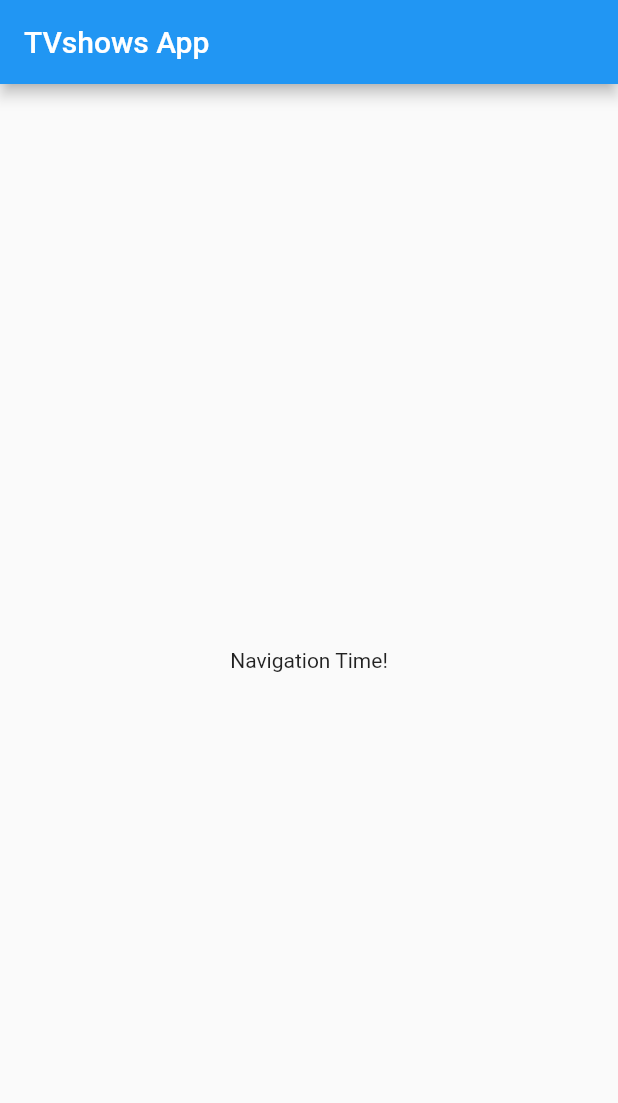
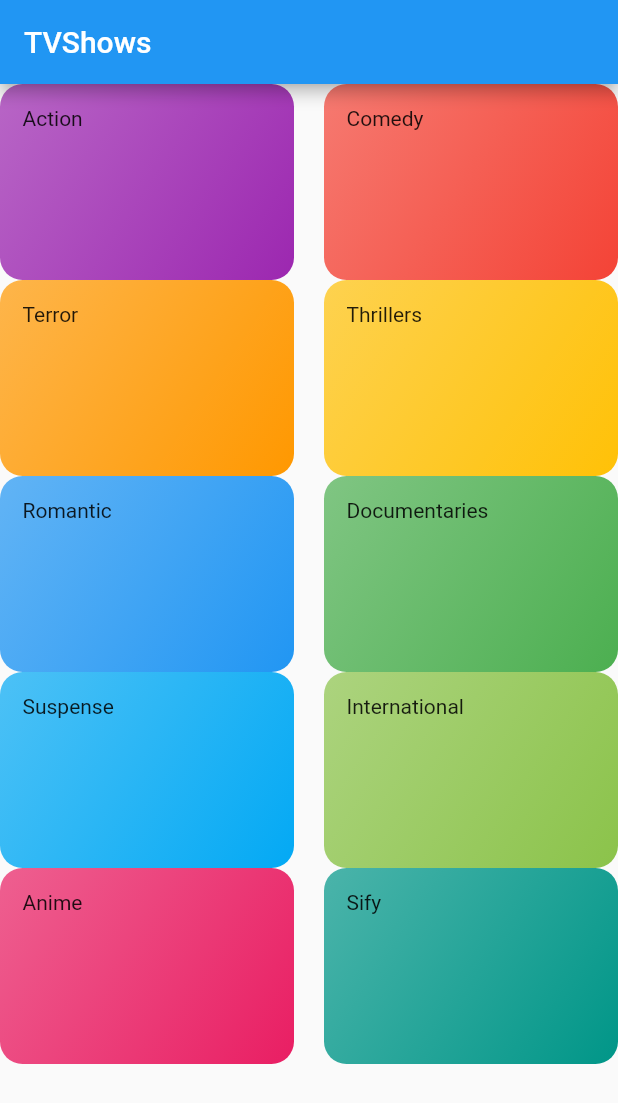
Before and after one commit to yeimermolina/flutter-tvshows-app, a Flutter app: the screen it shows after launch, on a phone screen of 412 x 824 dp. Shown: the top 1103 px of the screen. Run offline on Flutter 3.47's test engine with Material 2 defaults, Android fonts, the phone set to English and light mode, and no system bars.

Commit message:
Add categories screen

```diff
--- /dev/null
+++ b/lib/categories_screen.dart
@@ -0,0 +1,24 @@
+import 'package:flutter/material.dart';
+import './category_item.dart';
+import './data/data.dart';
+
+class CategoriesScreen extends StatelessWidget {
+  @override
+  Widget build(BuildContext context) {
+    return Scaffold(
+      appBar: AppBar(title: const Text('TVShows'),),
+      body: GridView(
+        children: CATEGORIES
+            .map(
+              (category) => CategoryItem(category.title, category.color),
+            )
+            .toList(),
+        gridDelegate: SliverGridDelegateWithMaxCrossAxisExtent(
+          maxCrossAxisExtent: 200,
+          childAspectRatio: 3 / 2,
+          crossAxisSpacing: 20,
+        ),
+      ),
+    );
+  }
+}
--- /dev/null
+++ b/lib/category_item.dart
@@ -0,0 +1,24 @@
+import 'package:flutter/material.dart';
+
+class CategoryItem extends StatelessWidget {
+  final String title;
+  final Color color;
+
+  CategoryItem(this.title, this.color);
+
+  @override
+  Widget build(BuildContext context) {
+    return Container(
+      padding: const EdgeInsets.all(15),
+      child: Text(title),
+      decoration: BoxDecoration(
+        gradient: LinearGradient(
+          colors: [color.withOpacity(0.7), color],
+          begin: Alignment.topLeft,
+          end: Alignment.bottomRight
+        ),
+        borderRadius: BorderRadius.circular(15),
+      ),
+    );
+  }
+}
--- /dev/null
+++ b/lib/data/data.dart
@@ -0,0 +1,56 @@
+import 'package:flutter/material.dart';
+
+import '../models/category.dart';
+
+const CATEGORIES = const [
+  Category(
+    id: 'c1',
+    title: 'Action',
+    color: Colors.purple,
+  ),
+  Category(
+    id: 'c2',
+    title: 'Comedy',
+    color: Colors.red,
+  ),
+  Category(
+    id: 'c3',
+    title: 'Terror',
+    color: Colors.orange,
+  ),
+  Category(
+    id: 'c4',
+    title: 'Thrillers',
+    color: Colors.amber,
+  ),
+  Category(
+    id: 'c5',
+    title: 'Romantic',
+    color: Colors.blue,
+  ),
+  Category(
+    id: 'c6',
+    title: 'Documentaries',
+    color: Colors.green,
+  ),
+  Category(
+    id: 'c7',
+    title: 'Suspense',
+    color: Colors.lightBlue,
+  ),
+  Category(
+    id: 'c8',
+    title: 'International',
+    color: Colors.lightGreen,
+  ),
+  Category(
+    id: 'c9',
+    title: 'Anime',
+    color: Colors.pink,
+  ),
+  Category(
+    id: 'c10',
+    title: 'Sify',
+    color: Colors.teal,
+  ),
+];
--- a/lib/main.dart
+++ b/lib/main.dart
@@ -1,4 +1,5 @@
 import 'package:flutter/material.dart';
+import './categories_screen.dart';
 
 void main() => runApp(MyApp());
 
@@ -10,27 +11,27 @@ class MyApp extends StatelessWidget {
       theme: ThemeData(
         primarySwatch: Colors.blue,
       ),
-      home: MyHomePage(),
+      home: CategoriesScreen(),
     );
   }
 }
 
-class MyHomePage extends StatefulWidget {
-    @override
-  _MyHomePageState createState() => _MyHomePageState();
-}
+// class MyHomePage extends StatefulWidget {
+//     @override
+//   _MyHomePageState createState() => _MyHomePageState();
+// }
 
-class _MyHomePageState extends State<MyHomePage> {
+// class _MyHomePageState extends State<MyHomePage> {
 
-  @override
-  Widget build(BuildContext context) {
-    return Scaffold(
-      appBar: AppBar(
-        title: Text('TVshows App'),
-      ),
-      body: Center(
-        child: Text('Navigation Time!'),
-      ),
-    );
-  }
-}
+//   @override
+//   Widget build(BuildContext context) {
+//     return Scaffold(
+//       appBar: AppBar(
+//         title: Text('TVshows App'),
+//       ),
+//       body: Center(
+//         child: Text('Navigation Time!'),
+//       ),
+//     );
+//   }
+// }
--- /dev/null
+++ b/lib/models/category.dart
@@ -0,0 +1,14 @@
+import 'package:flutter/material.dart';
+
+class Category {
+  final String id;
+  final String title;
+  final Color color;
+
+ // const means the properties of the object cannot be changed after being instantiated
+  const Category({
+    @required this.id,
+    @required this.title,
+    this.color = Colors.yellow,
+  });
+}
```
